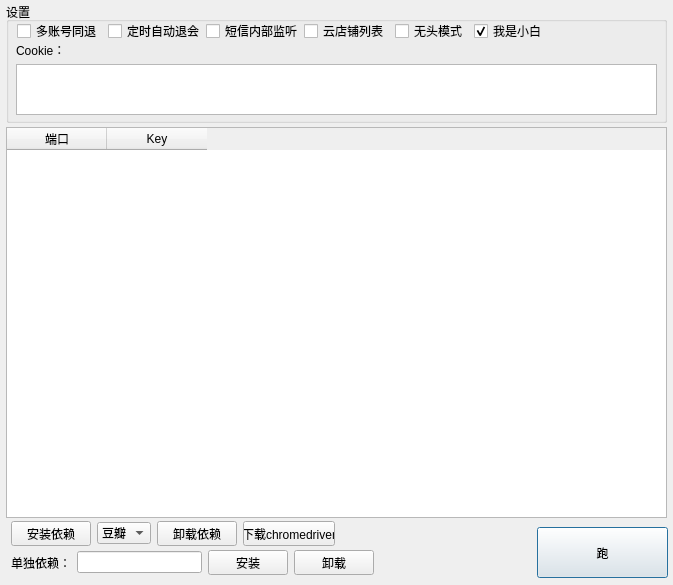
The window that JDMCA_Form.ui (xieshang/JDMemberCloseAccount) describes before a commit, drawn with Qt 5.
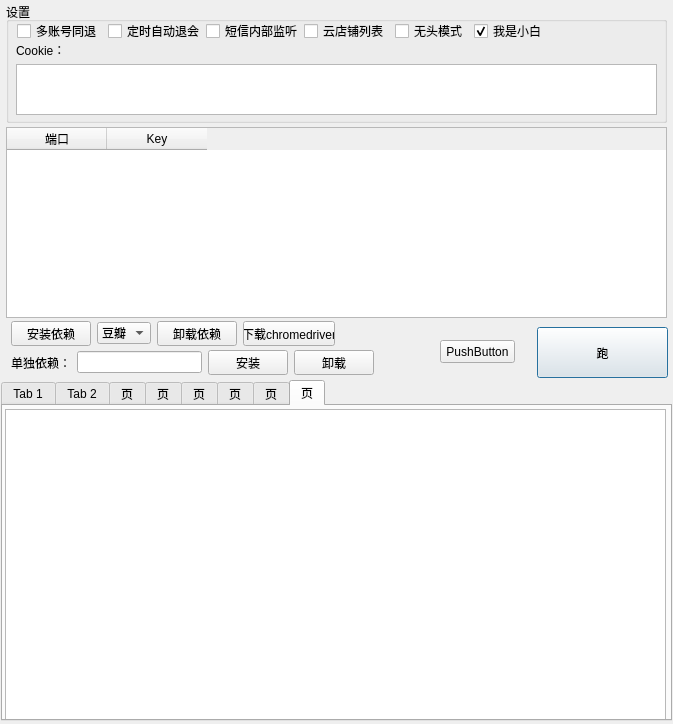
The same window after the commit.

Commit message: 界面增加分ID log显示； 为了解决信号无法传输2层的问题，将界面和multi合并；

Patch:
```diff
--- a/JDMCA_Form.ui
+++ b/JDMCA_Form.ui
@@ -8,7 +8,7 @@
     <x>0</x>
     <y>0</y>
     <width>673</width>
-    <height>585</height>
+    <height>724</height>
    </rect>
   </property>
   <property name="windowTitle">
@@ -18,7 +18,7 @@
    <property name="geometry">
     <rect>
      <x>537</x>
-     <y>527</y>
+     <y>327</y>
      <width>131</width>
      <height>51</height>
     </rect>
@@ -141,7 +141,7 @@
      <x>6</x>
      <y>127</y>
      <width>661</width>
-     <height>391</height>
+     <height>191</height>
     </rect>
    </property>
    <column>
@@ -159,7 +159,7 @@
    <property name="geometry">
     <rect>
      <x>11</x>
-     <y>521</y>
+     <y>321</y>
      <width>324</width>
      <height>25</height>
     </rect>
@@ -216,7 +216,7 @@
    <property name="geometry">
     <rect>
      <x>11</x>
-     <y>550</y>
+     <y>350</y>
      <width>363</width>
      <height>25</height>
     </rect>
@@ -248,6 +248,152 @@
     </item>
    </layout>
   </widget>
+  <widget class="QPushButton" name="pushButton">
+   <property name="geometry">
+    <rect>
+     <x>440</x>
+     <y>340</y>
+     <width>75</width>
+     <height>23</height>
+    </rect>
+   </property>
+   <property name="text">
+    <string>PushButton</string>
+   </property>
+  </widget>
+  <widget class="QTabWidget" name="LogTab">
+   <property name="geometry">
+    <rect>
+     <x>1</x>
+     <y>380</y>
+     <width>671</width>
+     <height>341</height>
+    </rect>
+   </property>
+   <property name="currentIndex">
+    <number>7</number>
+   </property>
+   <widget class="QWidget" name="tab_1">
+    <attribute name="title">
+     <string>Tab 1</string>
+    </attribute>
+    <widget class="QTextEdit" name="LogText_1">
+     <property name="geometry">
+      <rect>
+       <x>3</x>
+       <y>4</y>
+       <width>661</width>
+       <height>311</height>
+      </rect>
+     </property>
+    </widget>
+   </widget>
+   <widget class="QWidget" name="tab_2">
+    <attribute name="title">
+     <string>Tab 2</string>
+    </attribute>
+    <widget class="QTextEdit" name="LogText_2">
+     <property name="geometry">
+      <rect>
+       <x>3</x>
+       <y>3</y>
+       <width>661</width>
+       <height>311</height>
+      </rect>
+     </property>
+    </widget>
+   </widget>
+   <widget class="QWidget" name="tab_3">
+    <attribute name="title">
+     <string>页</string>
+    </attribute>
+    <widget class="QTextEdit" name="LogText_3">
+     <property name="geometry">
+      <rect>
+       <x>2</x>
+       <y>3</y>
+       <width>661</width>
+       <height>311</height>
+      </rect>
+     </property>
+    </widget>
+   </widget>
+   <widget class="QWidget" name="tab_4">
+    <attribute name="title">
+     <string>页</string>
+    </attribute>
+    <widget class="QTextEdit" name="LogText_4">
+     <property name="geometry">
+      <rect>
+       <x>3</x>
+       <y>3</y>
+       <width>661</width>
+       <height>311</height>
+      </rect>
+     </property>
+    </widget>
+   </widget>
+   <widget class="QWidget" name="tab_5">
+    <attribute name="title">
+     <string>页</string>
+    </attribute>
+    <widget class="QTextEdit" name="LogText_5">
+     <property name="geometry">
+      <rect>
+       <x>2</x>
+       <y>3</y>
+       <width>661</width>
+       <height>311</height>
+      </rect>
+     </property>
+    </widget>
+   </widget>
+   <widget class="QWidget" name="tab_6">
+    <attribute name="title">
+     <string>页</string>
+    </attribute>
+    <widget class="QTextEdit" name="LogText_6">
+     <property name="geometry">
+      <rect>
+       <x>2</x>
+       <y>3</y>
+       <width>661</width>
+       <height>311</height>
+      </rect>
+     </property>
+    </widget>
+   </widget>
+   <widget class="QWidget" name="tab_7">
+    <attribute name="title">
+     <string>页</string>
+    </attribute>
+    <widget class="QTextEdit" name="LogText_7">
+     <property name="geometry">
+      <rect>
+       <x>3</x>
+       <y>3</y>
+       <width>661</width>
+       <height>311</height>
+      </rect>
+     </property>
+    </widget>
+   </widget>
+   <widget class="QWidget" name="tab_8">
+    <attribute name="title">
+     <string>页</string>
+    </attribute>
+    <widget class="QTextEdit" name="LogText_8">
+     <property name="geometry">
+      <rect>
+       <x>2</x>
+       <y>3</y>
+       <width>661</width>
+       <height>311</height>
+      </rect>
+     </property>
+    </widget>
+   </widget>
+  </widget>
  </widget>
  <tabstops>
   <tabstop>Chk_Muilt</tabstop>
```
The commit also changes 4 other files.
